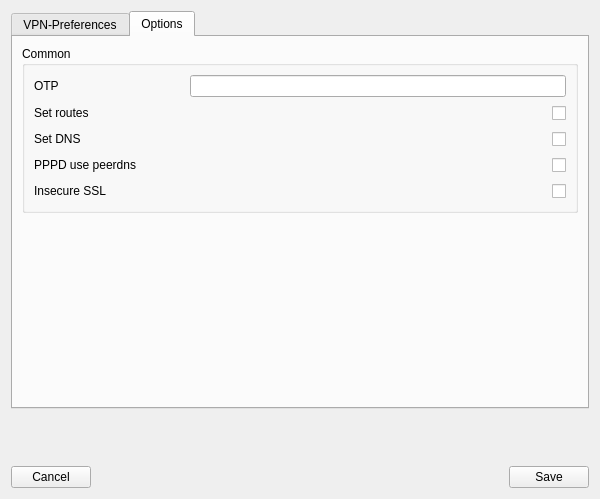
Old version of the form vpnprofileeditor.ui in the repository theinvisible/openfortigui.
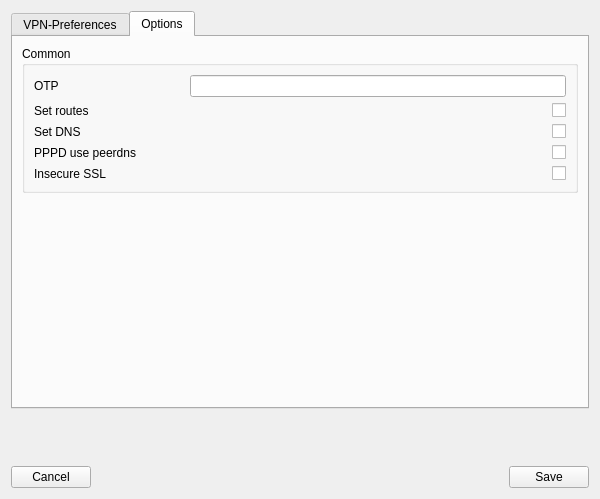
New version of the form. The open tabs and pages were chosen to show the change.

```diff
--- a/vpnprofileeditor.ui
+++ b/vpnprofileeditor.ui
@@ -280,7 +280,7 @@
              <enum>Qt::RightToLeft</enum>
             </property>
             <property name="text">
-             <string> </string>
+             <string/>
             </property>
            </widget>
           </item>
@@ -290,7 +290,7 @@
              <enum>Qt::RightToLeft</enum>
             </property>
             <property name="text">
-             <string> </string>
+             <string/>
             </property>
            </widget>
           </item>
@@ -300,7 +300,7 @@
              <enum>Qt::RightToLeft</enum>
             </property>
             <property name="text">
-             <string> </string>
+             <string/>
             </property>
            </widget>
           </item>
@@ -310,7 +310,7 @@
              <enum>Qt::RightToLeft</enum>
             </property>
             <property name="text">
-             <string> </string>
+             <string/>
             </property>
            </widget>
           </item>
```
Left out of the diff: 2 changed lines with no effect on the pictures.
